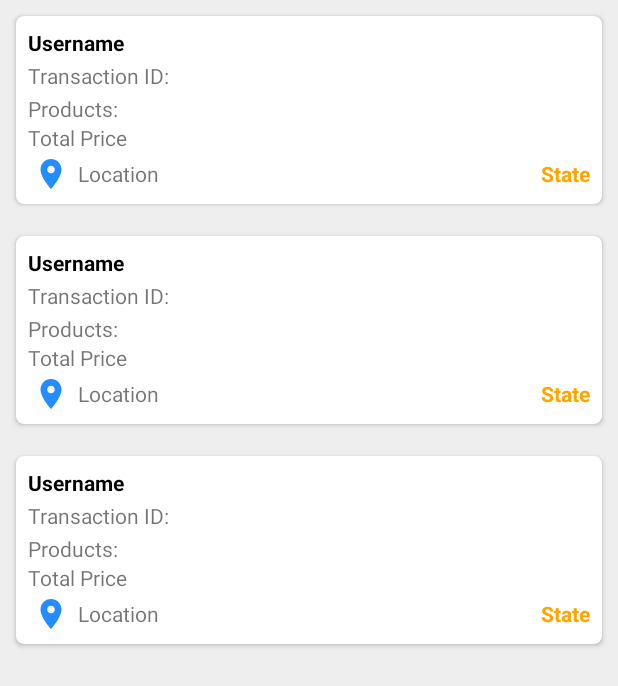
After one commit to 7imaZz/Ecommerce_App, an Android app: the layout fragment_customer_orders.xml on its own in the app's theme, with its tools: preview values and no code run, on a phone screen of 412 x 824 dp. The commit adds this screen. Shown: the top 686 px of the screen. Run offline under Robolectric (Android 15) with nearby library versions, the phone set to English and light mode, and no system bars.

Commit message:
Implement Customer Orders Fragment

```diff
--- a/app/src/main/java/com/shorbgy/ecommerceapp/ui/HomeActivity.java
+++ b/app/src/main/java/com/shorbgy/ecommerceapp/ui/HomeActivity.java
@@ -141,7 +141,7 @@ public class HomeActivity extends AppCompatActivity implements NavigationView.On
         }else if (item.getItemId() == R.id.nav_categories){
             Toast.makeText(this, "Categories", Toast.LENGTH_SHORT).show();
         }else if (item.getItemId() == R.id.nav_orders){
-            Toast.makeText(this, "Orders", Toast.LENGTH_SHORT).show();
+            Navigation.findNavController(this, R.id.nav_host_fragment).navigate(R.id.customerOrdersFragment);
         }else if (item.getItemId() == R.id.nav_settings){
             Navigation.findNavController(this, R.id.nav_host_fragment).navigate(R.id.settingsFragment);
         }else if (item.getItemId() == R.id.nav_logout){
--- /dev/null
+++ b/app/src/main/res/layout/customer_order_item.xml
@@ -0,0 +1,109 @@
+<?xml version="1.0" encoding="utf-8"?>
+<layout xmlns:android="http://schemas.android.com/apk/res/android"
+    xmlns:app="http://schemas.android.com/apk/res-auto"
+    xmlns:tools="http://schemas.android.com/tools">
+
+    <data>
+
+    </data>
+
+    <androidx.cardview.widget.CardView
+        android:layout_width="match_parent"
+        android:layout_height="wrap_content"
+        app:cardCornerRadius="@dimen/_4sdp"
+        android:layout_margin="@dimen/_8sdp">
+
+        <LinearLayout
+            android:layout_width="match_parent"
+            android:layout_height="wrap_content"
+            android:orientation="vertical"
+            android:layout_margin="@dimen/_6sdp">
+
+            <LinearLayout
+                android:layout_width="match_parent"
+                android:layout_height="wrap_content"
+                android:orientation="horizontal">
+
+                <TextView
+                    android:id="@+id/username_tv"
+                    android:layout_width="0dp"
+                    android:layout_height="wrap_content"
+                    android:layout_weight="1"
+                    android:textStyle="bold"
+                    android:textColor="@color/black"
+                    android:text="@string/username"
+                    android:lines="1"/>
+
+                <TextView
+                    android:id="@+id/date_tv"
+                    android:layout_width="0dp"
+                    android:layout_height="wrap_content"
+                    android:layout_weight="1"
+                    android:gravity="end"
+                    android:textSize="12sp"/>
+
+            </LinearLayout>
+
+            <TextView
+                android:id="@+id/transaction_id_tv"
+                android:layout_width="match_parent"
+                android:layout_height="wrap_content"
+                android:layout_marginTop="@dimen/_2sdp"
+                android:text="@string/transaction_id" />
+
+            <TextView
+                android:id="@+id/products_tv"
+                android:layout_width="match_parent"
+                android:layout_height="wrap_content"
+                android:layout_marginTop="@dimen/_2sdp"
+                android:text="@string/products" />
+
+
+            <TextView
+                android:id="@+id/total_price"
+                android:layout_width="match_parent"
+                android:layout_height="wrap_content"
+                android:text="@string/total_price" />
+
+            <LinearLayout
+                android:layout_width="match_parent"
+                android:layout_height="wrap_content"
+                android:orientation="horizontal"
+                android:layout_marginTop="@dimen/_2sdp"
+                tools:ignore="UseCompoundDrawables">
+
+                <ImageView
+                    android:layout_width="0dp"
+                    android:layout_height="wrap_content"
+                    android:layout_weight="1"
+                    android:src="@drawable/ic_location"
+                    android:contentDescription="@string/location_icon"
+                    />
+
+                <TextView
+                    android:id="@+id/location_tv"
+                    android:layout_width="0dp"
+                    android:layout_height="wrap_content"
+                    android:layout_weight="9"
+                    android:layout_marginStart="@dimen/_2sdp"
+                    android:layout_gravity="center_vertical"
+                    android:gravity="center_vertical"
+                    android:text="@string/location" />
+
+                <TextView
+                    android:id="@+id/state_tv"
+                    android:layout_width="0dp"
+                    android:layout_height="wrap_content"
+                    android:layout_weight="2"
+                    android:text="@string/state"
+                    android:gravity="end"
+                    android:textColor="@color/orange"
+                    android:textStyle="bold"
+                    android:layout_gravity="center"/>
+
+            </LinearLayout>
+
+        </LinearLayout>
+
+    </androidx.cardview.widget.CardView>
+</layout>
--- /dev/null
+++ b/app/src/main/res/layout/fragment_customer_orders.xml
@@ -0,0 +1,24 @@
+<?xml version="1.0" encoding="utf-8"?>
+<layout xmlns:android="http://schemas.android.com/apk/res/android"
+    xmlns:tools="http://schemas.android.com/tools"
+    xmlns:app="http://schemas.android.com/apk/res-auto">
+
+    <data>
+
+    </data>
+
+    <FrameLayout
+        android:layout_width="match_parent"
+        android:layout_height="match_parent"
+        tools:context=".ui.CustomerOrdersFragment"
+        android:background="#EEE">
+
+        <androidx.recyclerview.widget.RecyclerView
+            android:id="@+id/orders_rv"
+            android:layout_width="match_parent"
+            android:layout_height="match_parent"
+            tools:listitem="@layout/customer_order_item"
+            app:layoutManager="androidx.recyclerview.widget.LinearLayoutManager" />
+
+    </FrameLayout>
+</layout>
--- a/app/src/main/res/navigation/mobile_navigation.xml
+++ b/app/src/main/res/navigation/mobile_navigation.xml
@@ -46,5 +46,10 @@
         android:name="com.shorbgy.ecommerceapp.ui.AdminItemFragment"
         android:label="fragment_admin_item"
         tools:layout="@layout/fragment_admin_item" />
+    <fragment
+        android:id="@+id/customerOrdersFragment"
+        android:name="com.shorbgy.ecommerceapp.ui.CustomerOrdersFragment"
+        android:label="fragment_customer_orders"
+        tools:layout="@layout/fragment_customer_orders" />
 
 </navigation>
--- a/app/src/main/res/values/colors.xml
+++ b/app/src/main/res/values/colors.xml
@@ -12,4 +12,5 @@
     <color name="deep_sky_blue_darker">#1976D2</color>
     <color name="gold">#FFD700</color>
     <color name="orange">#FFA500</color>
+    <color name="green">#0B5</color>
 </resources>
--- a/app/src/main/res/values/strings.xml
+++ b/app/src/main/res/values/strings.xml
@@ -68,7 +68,7 @@
     <string name="transaction_id">Transaction ID:</string>
     <string name="_2643_crest_view_terrace_new_york_usa">2643 Crest View Terrace, New York, USA</string>
     <string name="ship">Ship</string>
-    <string name="products">products:</string>
+    <string name="products">Products:</string>
     <string name="check_new_orders">Check New Orders</string>
     <string name="state">State</string>
     <string name="shipped">Shipped</string>
@@ -79,4 +79,5 @@
     <string name="add_to_cart">Add To Cart</string>
     <string name="increase_item_count">Increase Item Count</string>
     <string name="decrease_item_count">Decrease Item Count</string>
+    <string name="location">Location</string>
 </resources>
```
Also changed, not shown: app/src/main/java/com/shorbgy/ecommerceapp/adapters/CustomerOrderAdapter.java (added, +79 -0 lines), app/src/main/java/com/shorbgy/ecommerceapp/ui/CustomerOrdersFragment.java (added, +78 -0 lines).
